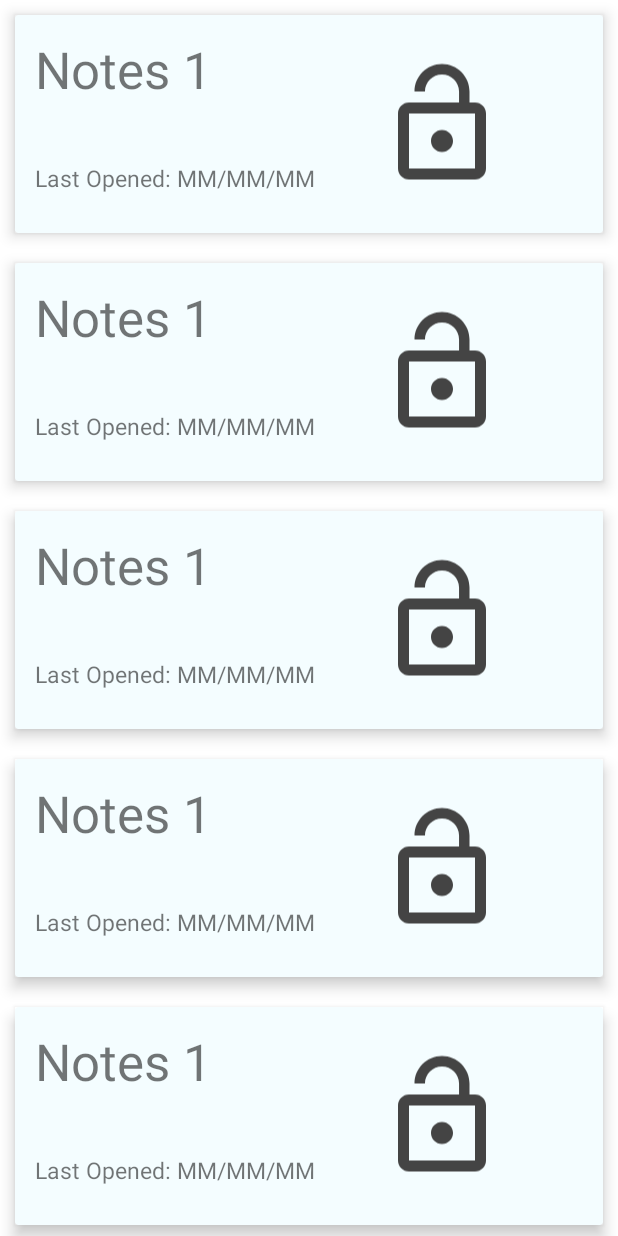
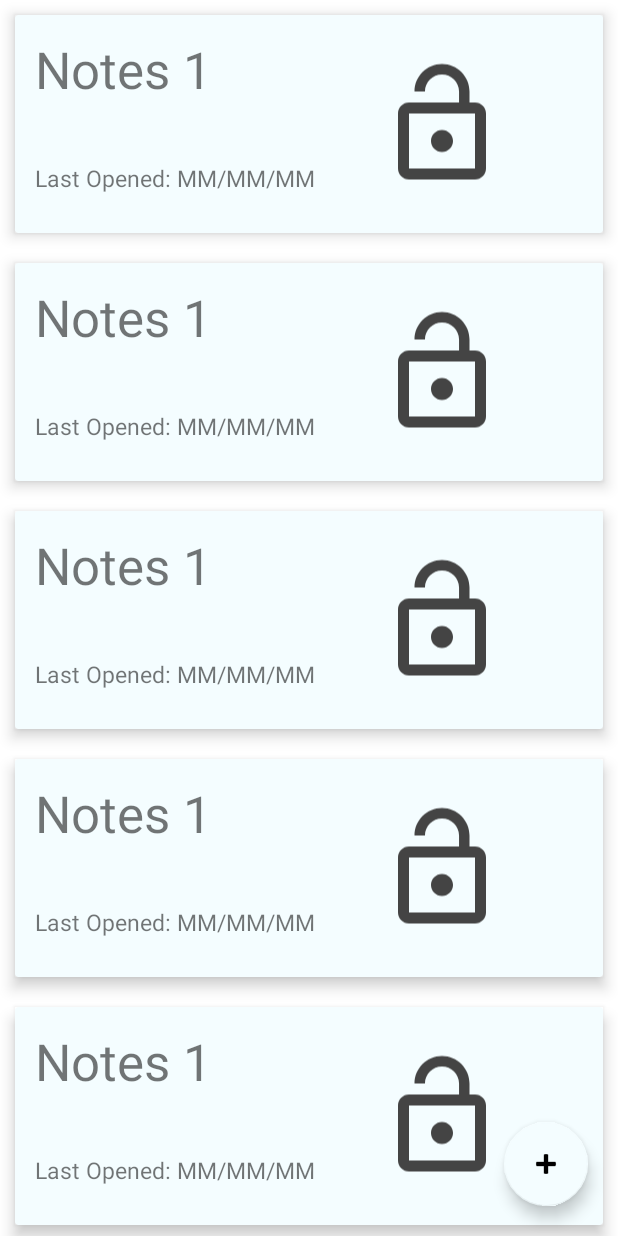
Before and after one commit to CornOnTheJacob/CapstoneY2Q3, an Android app: the layout fragment_home.xml on its own in the app's theme, with its tools: preview values and no code run, on a phone screen of 412 x 824 dp. Run offline under Robolectric (Android 15) with nearby library versions, the phone set to English and light mode, and no system bars.

Commit message:
2-17 beginning of day

```diff
--- a/app/src/main/java/com/example/notesapp/fragments/HomeFragment.kt
+++ b/app/src/main/java/com/example/notesapp/fragments/HomeFragment.kt
@@ -50,7 +50,7 @@ class HomeFragment : Fragment() {
 
         binding.apply {
             recyclerview.adapter = adapter
-            addNoteButton.setOnClickListener {
+            floatingActionButton.setOnClickListener {
                 findNavController().navigate(
                     R.id.action_homeFragment_to_addNoteFragment
                 )
--- a/app/src/main/res/layout/fragment_home.xml
+++ b/app/src/main/res/layout/fragment_home.xml
@@ -1,5 +1,5 @@
 <?xml version="1.0" encoding="utf-8"?>
-<LinearLayout
+<androidx.constraintlayout.widget.ConstraintLayout
     xmlns:android="http://schemas.android.com/apk/res/android"
     xmlns:app="http://schemas.android.com/apk/res-auto"
     xmlns:tools="http://schemas.android.com/tools"
@@ -13,12 +13,21 @@
         android:layout_width="match_parent"
         android:layout_height="match_parent"
         tools:itemCount="5"
-        tools:listitem="@layout/card_view_design" />
+        tools:listitem="@layout/card_view_design"
+        app:layout_constraintTop_toTopOf="parent"
+        app:layout_constraintStart_toStartOf="parent"
+        app:layout_constraintEnd_toEndOf="parent"/>
 
     <com.google.android.material.floatingactionbutton.FloatingActionButton
-        android:id="@+id/addNoteButton"
-        android:layout_width="match_parent"
+        android:id="@+id/floatingActionButton"
+        android:layout_width="wrap_content"
         android:layout_height="wrap_content"
+        android:layout_marginEnd="20dp"
+        android:layout_marginBottom="20dp"
         android:clickable="true"
-        app:srcCompat="@android:drawable/ic_input_add" />
-</LinearLayout>
+        android:src="@android:drawable/ic_input_add"
+        android:contentDescription="gfht"
+        app:layout_constraintBottom_toBottomOf="parent"
+        app:layout_constraintEnd_toEndOf="parent" />
+
+</androidx.constraintlayout.widget.ConstraintLayout>
```
